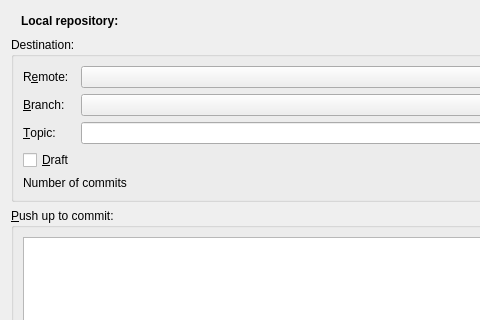
First picture: the form in src/plugins/git/gerrit/gerritpushdialog.ui, repository qt-creator/qt-creator, before the edit; both pictures show x 0 to 480 and y 0 to 320 of the 600 by 520 pixel window.
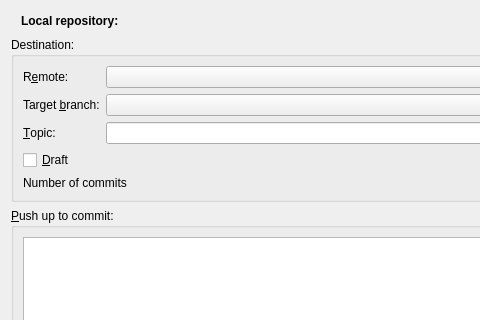
Second picture: the form after the edit. Custom widgets are drawn as their Qt base class.

Commit message: Git: Rename branch -> targetBranch in Push to Gerrit

```diff
--- a/src/plugins/git/gerrit/gerritpushdialog.ui
+++ b/src/plugins/git/gerrit/gerritpushdialog.ui
@@ -62,7 +62,7 @@
       <item row="2" column="0">
        <widget class="QLabel" name="branchLabel">
         <property name="text">
-         <string>&amp;Branch:</string>
+         <string>Target &amp;branch:</string>
         </property>
         <property name="buddy">
          <cstring>branchComboBox</cstring>
```
Left out of the diff: 6 changed lines with no effect on the pictures. The commit also changes 1 other file.
